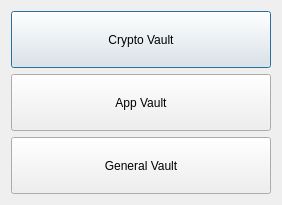
Qt form designs/xml/vault_type_window.ui (daniel-deru/WorkMate-3.0) before a commit.
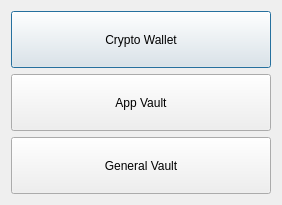
The same form after that commit.

Commit message: moved vault tab button layout from horizontal to vertical

```diff
--- a/designs/xml/vault_type_window.ui
+++ b/designs/xml/vault_type_window.ui
@@ -26,7 +26,7 @@
       <cursorShape>PointingHandCursor</cursorShape>
      </property>
      <property name="text">
-      <string>Crypto Vault</string>
+      <string>Crypto Wallet</string>
      </property>
     </widget>
    </item>
```
The commit also changes 8 other files.
